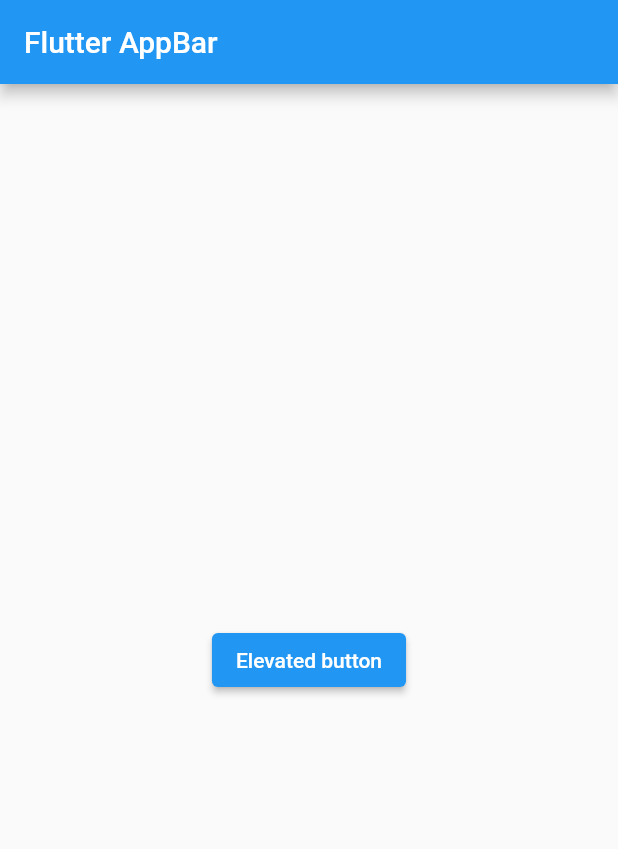
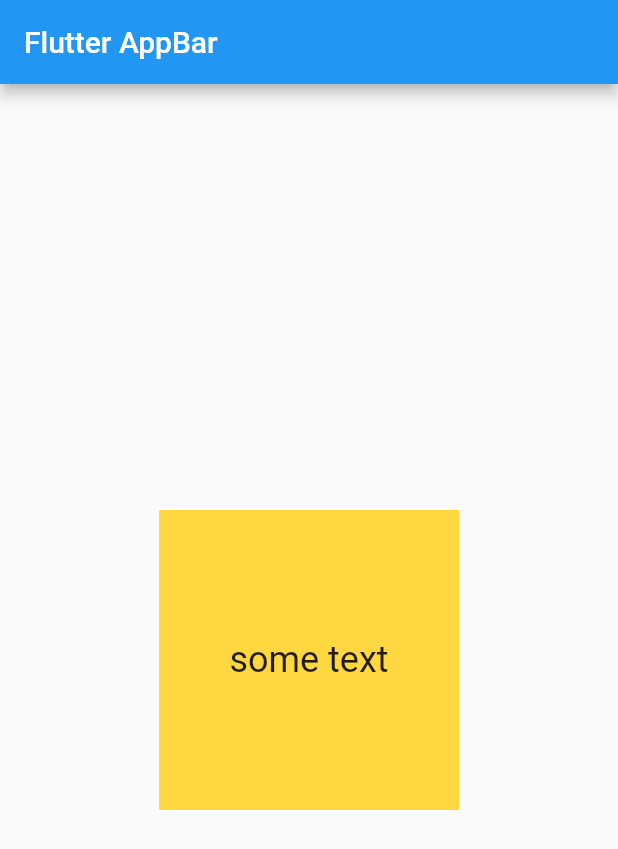
Before and after one commit to mistersakil/flutter-practice, a Flutter app: the screen it shows after launch, on a phone screen of 412 x 824 dp. Shown: the top 849 px of the screen. Run offline on Flutter 3.47's test engine with Material 2 defaults, Android fonts, the phone set to English and light mode, and no system bars.

```diff
--- a/lib/main.dart
+++ b/lib/main.dart
@@ -36,19 +36,57 @@ class _MyHomePageState extends State<MyHomePage> {
           title: const Text('Flutter AppBar'),
         ),
         body: Center(
-          child: Container(
-            child: ElevatedButton(
-              child: const Text('Elevated button'),
-              onPressed: (){
-                print('button short pressed');
-              },
-              onLongPress: (){
-                print("btn long pressed");
-              },
+          child: InkWell(
+            onTap: (){
+              print('container box tapped');
+            },
+            onDoubleTap: (){
+              print('container box double tapped');
+            },
+            onLongPress: (){
+              print('container box long tapped');
+            },
+            child: Container(
+              width: 200,
+              height: 200,
+              color: Colors.amberAccent,
+              child: Center(
+                child: InkWell(
+                  onTap: (){
+                    print('text widget tapped inside a container');
+                  },
+                    onDoubleTap: (){
+                      print('text widget double tapped inside a container');
+                    },
+                    onLongPress: (){
+                      print('text widget long pressed inside a container');
+                    },
+                    child: const Text(
+                  "some text",
+                  style: TextStyle(fontSize: 24),
+                )),
+              ),
             ),
-
           ),
         ));
+    // return Scaffold(
+    //     appBar: AppBar(
+    //       title: const Text('Flutter AppBar'),
+    //     ),
+    //     body: Center(
+    //       child: Container(
+    //         child: ElevatedButton(
+    //           child: const Text('Elevated button'),
+    //           onPressed: (){
+    //             print('button short pressed');
+    //           },
+    //           onLongPress: (){
+    //             print("btn long pressed");
+    //           },
+    //         ),
+    //
+    //       ),
+    //     ));
     // return Scaffold(
     //     appBar: AppBar(
     //       title: const Text('Flutter AppBar'),
```
